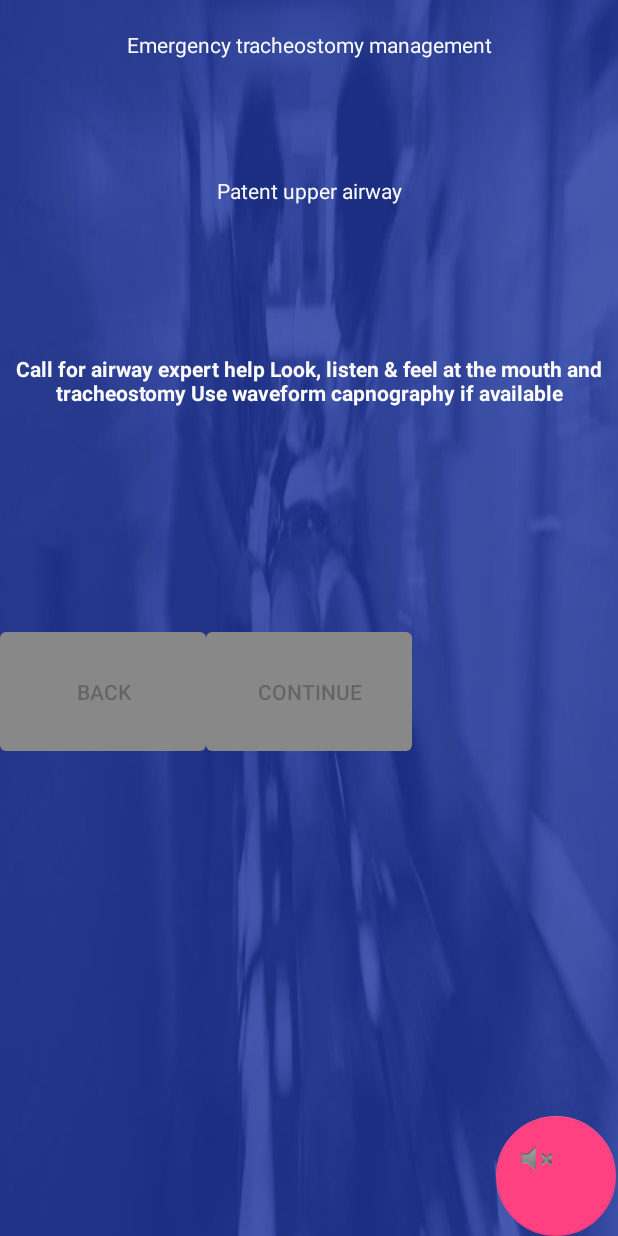
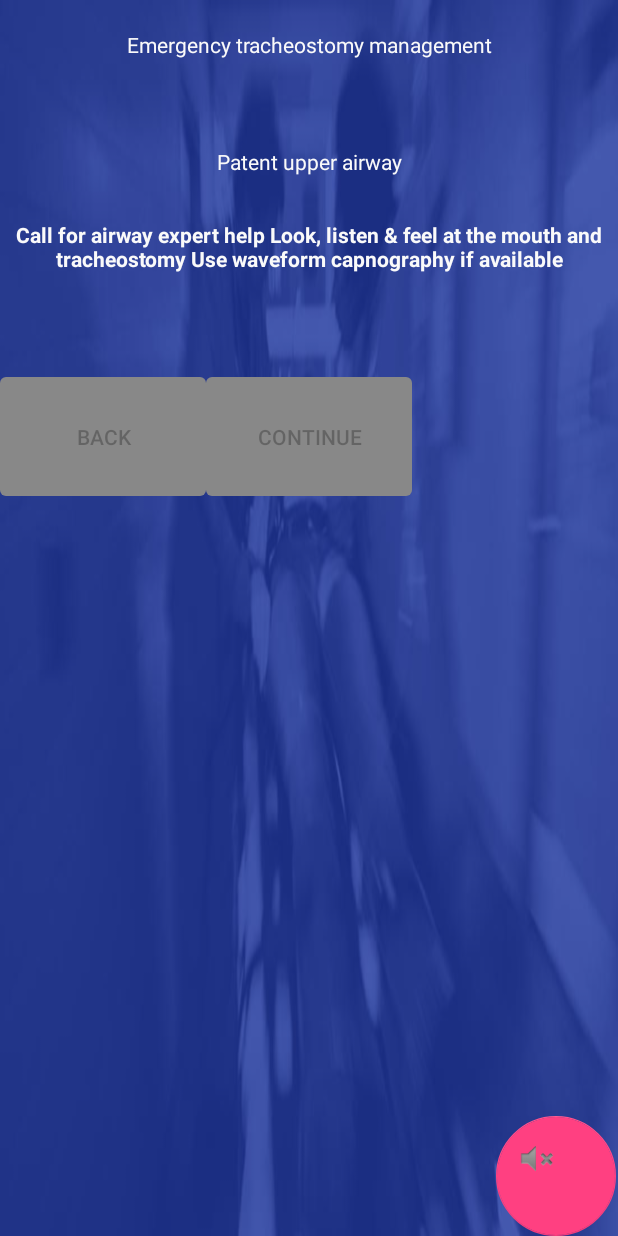
Before and after one commit to HUFGhani/Emergency-Airways, an Android app: the screen it shows after launch (AlogrithmActivity), after a tap on "TRACHEOSTOMY ALGORITHM", on a phone screen of 412 x 824 dp. Run offline under Robolectric (Android 15) with nearby library versions, the phone set to English and light mode, and no system bars; libraries missing offline, so code that uses them is left out: edu.cmu.pocketsphinx; 12 statements that could not run were skipped.

Commit message:
ui update

```diff
--- a/app/src/main/res/layout/fragment_alogrithm.xml
+++ b/app/src/main/res/layout/fragment_alogrithm.xml
@@ -44,19 +44,19 @@
                 <TextView
                     android:id="@+id/stepTitle"
                     android:layout_width="match_parent"
-                    android:layout_height="58dp"
+                    android:layout_height="wrap_content"
                     android:gravity="center"
                     android:text=""
                     android:textColor="?android:attr/detailsElementBackground" />
 
                 <Space
                     android:layout_width="match_parent"
-                    android:layout_height="69dp" />
+                    android:layout_height="29dp" />
 
                 <TextView
                     android:id="@+id/stepContent"
                     android:layout_width="match_parent"
-                    android:layout_height="57dp"
+                    android:layout_height="wrap_content"
                     android:gravity="center"
                     android:text=""
                     android:textColor="?android:attr/detailsElementBackground" />
@@ -74,7 +74,7 @@
 
         <Space
             android:layout_width="match_parent"
-            android:layout_height="69dp"
+            android:layout_height="wrap_content"
             android:background="#7f2f33c1" />
 
         <LinearLayout
```
